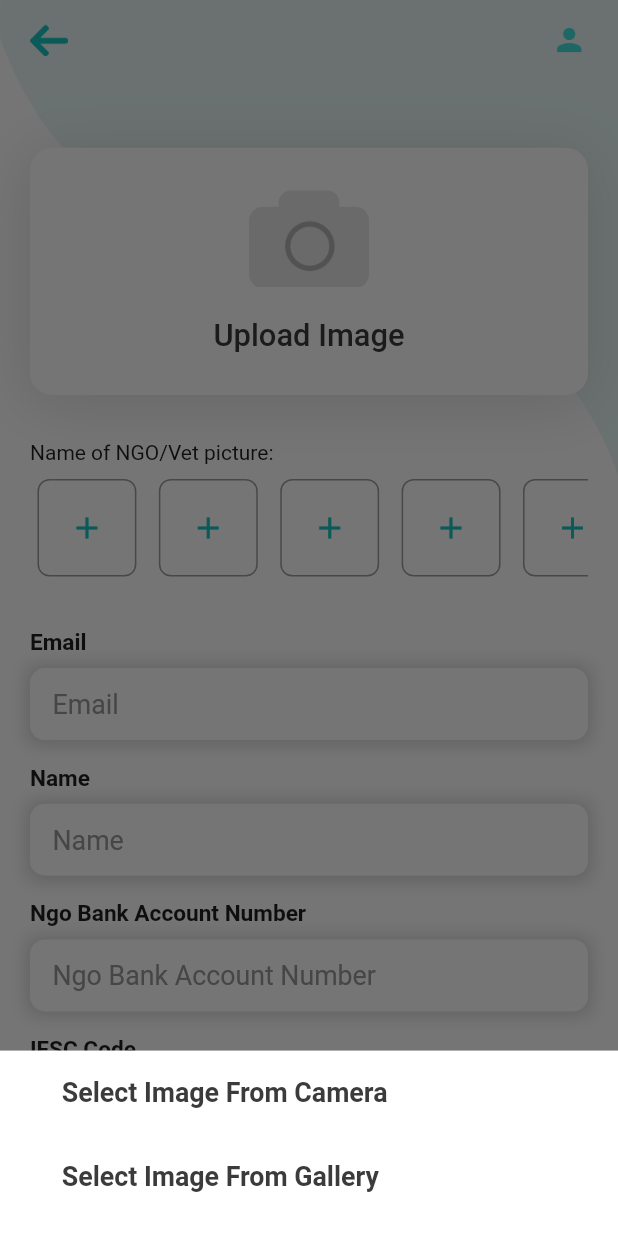
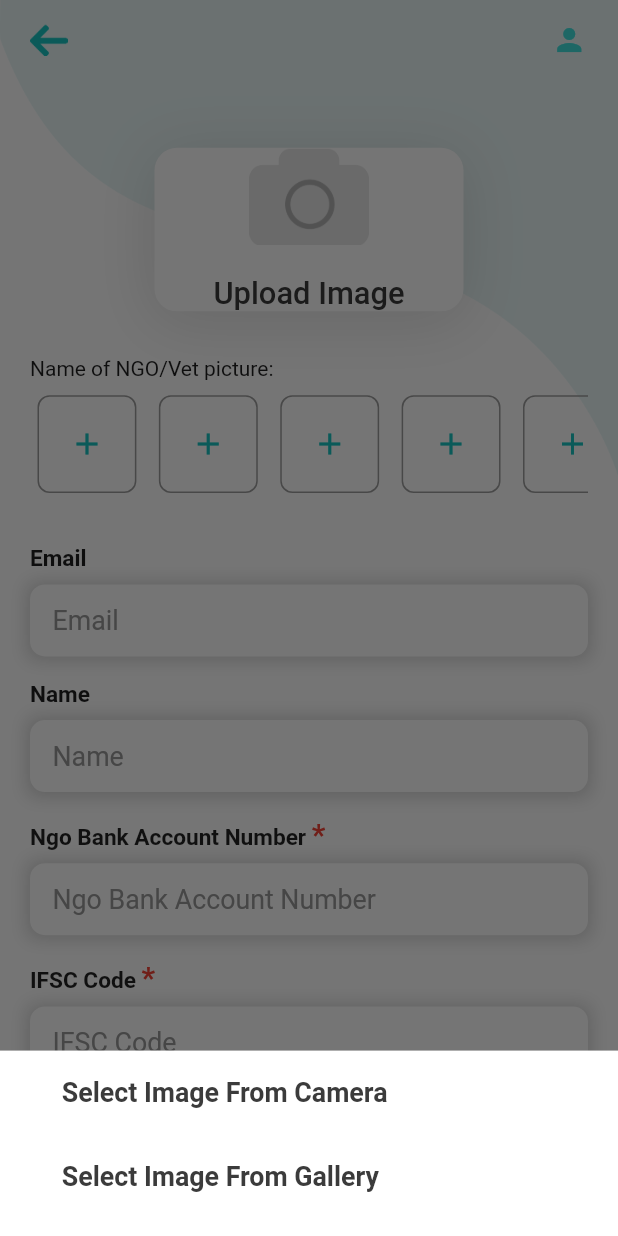
Before and after one commit to rushit5560/Pet_Met, a Flutter app: the NgoUserProfileScreen screen opened directly, after a tap on "Upload Image", on a phone screen of 412 x 824 dp. Run offline on Flutter 3.47's test engine with Material 2 defaults, Android fonts, the phone set to English and light mode, and no system bars; our stand-ins replace bubble_bottom_bar, carousel_slider, cloud_firestore, expandable, firebase_auth, firebase_core and 11 more; missing offline and left inert: datepicker_dropdown, day_night_switcher, flutter_login_facebook, razorpay_flutter, stories_editor; accounts and stored records are empty; network calls fail.

Commit message:
Resolve bugs

```diff
--- a/pet_met/lib/screens/ngo_user_profile_screen/ngo_user_profile_screen_widgets.dart
+++ b/pet_met/lib/screens/ngo_user_profile_screen/ngo_user_profile_screen_widgets.dart
@@ -77,8 +77,8 @@ class UploadImageModule extends StatelessWidget {
         modelBottomSheet(context);
       },
       child: Container(
-          height: screenController.size.height * 0.2,
-          width: double.infinity,
+         // height: screenController.size.height * 0.2,
+          width: screenController.size.width * 0.50,
           decoration: BoxDecoration(
             color: AppColors.whiteColor,
             borderRadius: const BorderRadius.all(
@@ -1119,15 +1119,17 @@ class NgoBankAccountNumberTextFieldModule extends StatelessWidget {
         Row(
           mainAxisAlignment: MainAxisAlignment.start,
           children: [
-            Text(
-              "Ngo Bank Account Number",
-              style: TextStyle(
-                color: themeProvider.darkTheme
-                    ? AppColors.whiteColor
-                    : AppColors.darkThemeColor,
-                fontSize: 11.sp,
-                fontWeight: FontWeight.bold,
-              ),
+            Text.rich(
+                TextSpan(
+                    text: 'Ngo Bank Account Number ',
+                    style: TextStyle(fontSize: 11.sp,fontWeight: FontWeight.bold),
+                    children: <InlineSpan>[
+                      TextSpan(
+                        text: '*',
+                        style: TextStyle(fontSize: 20,fontWeight: FontWeight.bold, color: Colors.red),
+                      )
+                    ]
+                )
             ),
           ],
         ),
@@ -1162,15 +1164,17 @@ class IfscCodeTextFieldModule extends StatelessWidget {
         Row(
           mainAxisAlignment: MainAxisAlignment.start,
           children: [
-            Text(
-              "IFSC Code",
-              style: TextStyle(
-                color: themeProvider.darkTheme
-                    ? AppColors.whiteColor
-                    : AppColors.darkThemeColor,
-                fontSize: 11.sp,
-                fontWeight: FontWeight.bold,
-              ),
+            Text.rich(
+                TextSpan(
+                    text: 'IFSC Code ',
+                    style: TextStyle(fontSize: 11.sp,fontWeight: FontWeight.bold),
+                    children: <InlineSpan>[
+                      TextSpan(
+                        text: '*',
+                        style: TextStyle(fontSize: 20,fontWeight: FontWeight.bold, color: Colors.red),
+                      )
+                    ]
+                )
             ),
           ],
         ),
@@ -1206,15 +1210,17 @@ class NgoAddressTextFieldModule extends StatelessWidget {
         Row(
           mainAxisAlignment: MainAxisAlignment.start,
           children: [
-            Text(
-              "Ngo Address",
-              style: TextStyle(
-                color: themeProvider.darkTheme
-                    ? AppColors.whiteColor
-                    : AppColors.darkThemeColor,
-                fontSize: 11.sp,
-                fontWeight: FontWeight.bold,
-              ),
+            Text.rich(
+                TextSpan(
+                    text: 'Ngo Address ',
+                    style: TextStyle(fontSize: 11.sp,fontWeight: FontWeight.bold),
+                    children: const <InlineSpan>[
+                      TextSpan(
+                        text: '*',
+                        style: TextStyle(fontSize: 20,fontWeight: FontWeight.bold, color: Colors.red),
+                      )
+                    ]
+                )
             ),
           ],
         ),
@@ -1249,15 +1255,17 @@ class NgoContactTextFieldModule extends StatelessWidget {
         Row(
           mainAxisAlignment: MainAxisAlignment.start,
           children: [
-            Text(
-              "Ngo Contact",
-              style: TextStyle(
-                color: themeProvider.darkTheme
-                    ? AppColors.whiteColor
-                    : AppColors.darkThemeColor,
-                fontSize: 11.sp,
-                fontWeight: FontWeight.bold,
-              ),
+            Text.rich(
+                TextSpan(
+                    text: 'Ngo Contact ',
+                    style: TextStyle(fontSize: 11.sp,fontWeight: FontWeight.bold),
+                    children: const <InlineSpan>[
+                      TextSpan(
+                        text: '*',
+                        style: TextStyle(fontSize: 20,fontWeight: FontWeight.bold, color: Colors.red),
+                      )
+                    ]
+                )
             ),
           ],
         ),
@@ -1293,15 +1301,17 @@ class NgoDetailsTextFieldModule extends StatelessWidget {
         Row(
           mainAxisAlignment: MainAxisAlignment.start,
           children: [
-            Text(
-              "Ngo Details",
-              style: TextStyle(
-                color: themeProvider.darkTheme
-                    ? AppColors.whiteColor
-                    : AppColors.darkThemeColor,
-                fontSize: 11.sp,
-                fontWeight: FontWeight.bold,
-              ),
+            Text.rich(
+                TextSpan(
+                    text: 'Ngo Details ',
+                    style: TextStyle(fontSize: 11.sp,fontWeight: FontWeight.bold),
+                    children: const <InlineSpan>[
+                      TextSpan(
+                        text: '*',
+                        style: TextStyle(fontSize: 20,fontWeight: FontWeight.bold, color: Colors.red),
+                      )
+                    ]
+                )
             ),
           ],
         ),
@@ -1337,14 +1347,8 @@ class InstagramTextFieldModule extends StatelessWidget {
           children: [
             Text(
               "Instagram Link",
-              style: TextStyle(
-                color: themeProvider.darkTheme
-                    ? AppColors.whiteColor
-                    : AppColors.darkThemeColor,
-                fontSize: 11.sp,
-                fontWeight: FontWeight.bold,
-              ),
-            ),
+              style: TextStyle(fontSize: 11.sp,fontWeight: FontWeight.bold),
+            )
           ],
         ),
         const SizedBox(height: 8),
@@ -1356,7 +1360,7 @@ class InstagramTextFieldModule extends StatelessWidget {
           hintText: "Instagram Link",
           textInputAction: TextInputAction.next,
           textInputType: TextInputType.text,
-          validator: (val) => Validations().validateInstagramLink(val!),
+         // validator: (val) => Validations().validateInstagramLink(val!),
         ),
       ],
     );
@@ -1378,16 +1382,22 @@ class FacebookLinkTextFieldModule extends StatelessWidget {
         Row(
           mainAxisAlignment: MainAxisAlignment.start,
           children: [
+            // Text.rich(
+            //     TextSpan(
+            //         text: 'Facebook Link ',
+            //         style: TextStyle(fontSize: 11.sp,fontWeight: FontWeight.bold),
+            //         children: const <InlineSpan>[
+            //           TextSpan(
+            //             text: '*',
+            //             style: TextStyle(fontSize: 20,fontWeight: FontWeight.bold, color: Colors.red),
+            //           )
+            //         ]
+            //     )
+            // ),
             Text(
               "Facebook Link",
-              style: TextStyle(
-                color: themeProvider.darkTheme
-                    ? AppColors.whiteColor
-                    : AppColors.darkThemeColor,
-                fontSize: 11.sp,
-                fontWeight: FontWeight.bold,
-              ),
-            ),
+              style: TextStyle(fontSize: 11.sp,fontWeight: FontWeight.bold),
+            )
           ],
         ),
         const SizedBox(height: 8),
@@ -1399,7 +1409,7 @@ class FacebookLinkTextFieldModule extends StatelessWidget {
           hintText: "Facebook Link",
           textInputAction: TextInputAction.next,
           textInputType: TextInputType.text,
-          validator: (val) => Validations().validateFacebookLink(val!),
+          //validator: (val) => Validations().validateFacebookLink(val!),
         ),
       ],
     );
@@ -1420,15 +1430,17 @@ class IsActiveTextFieldModule extends StatelessWidget {
         Row(
           mainAxisAlignment: MainAxisAlignment.start,
           children: [
-            Text(
-              "Active Status",
-              style: TextStyle(
-                color: themeProvider.darkTheme
-                    ? AppColors.whiteColor
-                    : AppColors.darkThemeColor,
-                fontSize: 11.sp,
-                fontWeight: FontWeight.bold,
-              ),
+            Text.rich(
+                TextSpan(
+                    text: 'Active Status ',
+                    style: TextStyle(fontSize: 11.sp,fontWeight: FontWeight.bold),
+                    children: const <InlineSpan>[
+                      TextSpan(
+                        text: '*',
+                        style: TextStyle(fontSize: 20,fontWeight: FontWeight.bold, color: Colors.red),
+                      )
+                    ]
+                )
             ),
           ],
         ),
@@ -1553,15 +1565,17 @@ class OpenAndCloseShopTimeModule extends StatelessWidget {
           child: Column(
             crossAxisAlignment: CrossAxisAlignment.start,
             children: [
-              Text(
-                "Open time",
-                style: TextStyle(
-                  color: themeProvider.darkTheme
-                      ? AppColors.whiteColor
-                      : AppColors.darkThemeColor,
-                  fontSize: 11.sp,
-                  fontWeight: FontWeight.bold,
-                ),
+              Text.rich(
+                  TextSpan(
+                      text: 'Open time ',
+                      style: TextStyle(fontSize: 11.sp,fontWeight: FontWeight.bold),
+                      children: const <InlineSpan>[
+                        TextSpan(
+                          text: '*',
+                          style: TextStyle(fontSize: 20,fontWeight: FontWeight.bold, color: Colors.red),
+                        )
+                      ]
+                  )
               ),
               const SizedBox(height: 8),
               // Stack(
@@ -1679,15 +1693,17 @@ class OpenAndCloseShopTimeModule extends StatelessWidget {
           child: Column(
             crossAxisAlignment: CrossAxisAlignment.start,
             children: [
-              Text(
-                "Close time",
-                style: TextStyle(
-                  color: themeProvider.darkTheme
-                      ? AppColors.whiteColor
-                      : AppColors.darkThemeColor,
-                  fontSize: 11.sp,
-                  fontWeight: FontWeight.bold,
-                ),
+              Text.rich(
+                  TextSpan(
+                      text: 'Close time ',
+                      style: TextStyle(fontSize: 11.sp,fontWeight: FontWeight.bold),
+                      children: const <InlineSpan>[
+                        TextSpan(
+                          text: '*',
+                          style: TextStyle(fontSize: 20,fontWeight: FontWeight.bold, color: Colors.red),
+                        )
+                      ]
+                  )
               ),
               const SizedBox(height: 8),
               /*Stack(
--- a/pet_met/lib/screens/user_profile_edit_screen/user_profile_edit_screen_widgets.dart
+++ b/pet_met/lib/screens/user_profile_edit_screen/user_profile_edit_screen_widgets.dart
@@ -691,7 +691,7 @@ class DetailsTextFieldModule extends StatelessWidget {
           hintText: "Details",
           textInputAction: TextInputAction.next,
           textInputType: TextInputType.text,
-          validator: (val) => Validations().validateDetails(val!),
+          //validator: (val) => Validations().validateDetails(val!),
         ),
       ],
     );
@@ -733,7 +733,7 @@ class InstagramTextFieldModule extends StatelessWidget {
           hintText: "Instagram Link",
           textInputAction: TextInputAction.next,
           textInputType: TextInputType.text,
-          validator: (val) => Validations().validateInstagramLink(val!),
+          //validator: (val) => Validations().validateInstagramLink(val!),
         ),
       ],
     );
@@ -775,7 +775,7 @@ class FacebookLinkTextFieldModule extends StatelessWidget {
           hintText: "Facebook Link",
           textInputAction: TextInputAction.next,
           textInputType: TextInputType.text,
-          validator: (val) => Validations().validateFacebookLink(val!),
+          //validator: (val) => Validations().validateFacebookLink(val!),
         ),
       ],
     );
```
Also changed, not shown: pet_met/lib/screens/shop_user_profile_screen/shop_user_profile_screen_widgets.dart (+76 -69 lines), pet_met/lib/screens/upload_pet_screen/upload_pet_screen_widgets.dart (+67 -43 lines).
